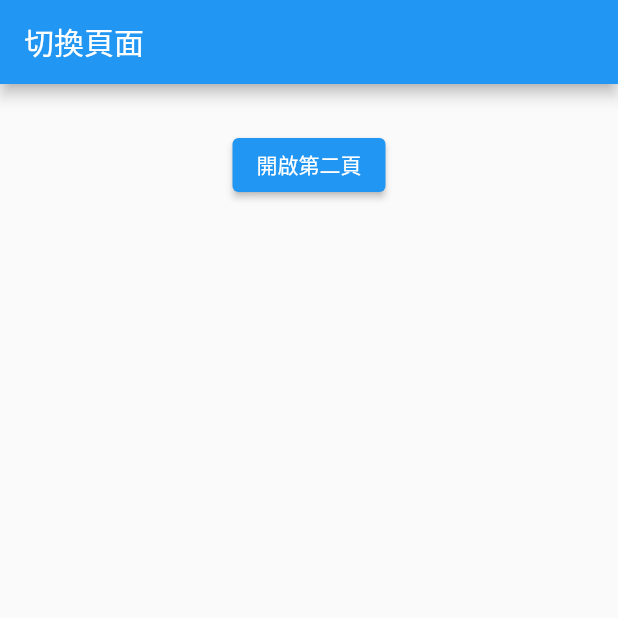
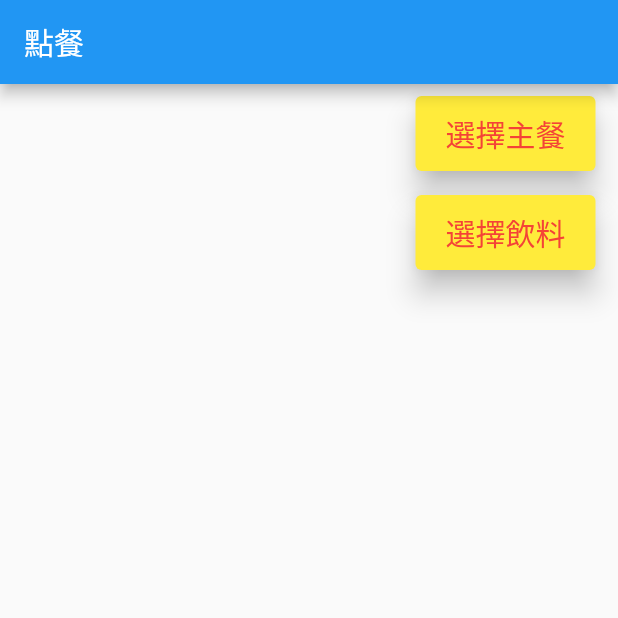
Before and after one commit to kaixsean/learning_flutter, a Flutter app: the screen it shows after launch, on a phone screen of 412 x 824 dp, the top half of it. Run offline on Flutter 3.47's test engine with Material 2 defaults, Android fonts, the phone set to English and light mode, and no system bars; our stand-ins replace numberpicker.

Commit message:
feat: 點餐app

```diff
--- /dev/null
+++ b/lib/data.dart
@@ -0,0 +1,4 @@
+class Data {
+  static int? mainCourseItem;
+  static int? drinkItem;
+}
--- a/lib/main.dart
+++ b/lib/main.dart
@@ -1,5 +1,7 @@
 import 'package:flutter/material.dart';
-import 'package:flutter_app/second_page.dart';
+
+import 'package:flutter_app/select_drink.dart';
+import 'package:flutter_app/select_main_course.dart';
 
 void main() => runApp(const App());
 
@@ -14,29 +16,125 @@ class App extends StatelessWidget {
       initialRoute: '/',
       routes: {
         '/': (context) => MyHomePage(),
-        '/second page': (context) => SecondPage()
+        '/select main course': (context) => SelectMainCourse(),
+        '/select drink': (context) => SelectDrink()
       },
     );
   }
 }
 
 class MyHomePage extends StatelessWidget {
+  final ValueNotifier<String> _selectedMainCourse = ValueNotifier('');
+  final ValueNotifier<String> _selectedDrink = ValueNotifier('');
+
   @override
   Widget build(BuildContext context) {
-    final appBar = AppBar(title: const Text('切換頁面'));
+    final appBar = AppBar(title: const Text('點餐'));
 
-    final btn = ElevatedButton(
-        onPressed: () => Navigator.pushNamed(context, '/second page'),
-        child: const Text('開啟第二頁'));
+    final btnSelectMainCourse = ElevatedButton(
+        onPressed: () {
+          _showMainCourseScreen(context);
+        },
+        style: ElevatedButton.styleFrom(
+            backgroundColor: Colors.yellow,
+            padding: const EdgeInsets.symmetric(vertical: 10, horizontal: 20),
+            elevation: 8),
+        child: const Text(
+          '選擇主餐',
+          style: TextStyle(fontSize: 20, color: Colors.red),
+        ));
+    final btnSelectDrink = ElevatedButton(
+      onPressed: () {
+        _showDrinkScreen(context);
+      },
+      style: ElevatedButton.styleFrom(
+          backgroundColor: Colors.yellow,
+          padding: const EdgeInsets.symmetric(vertical: 10, horizontal: 20),
+          elevation: 8),
+      child: const Text(
+        '選擇飲料',
+        style: TextStyle(fontSize: 20, color: Colors.red),
+      ),
+    );
 
-    final widget = Container(
-      alignment: Alignment.topCenter,
-      padding: const EdgeInsets.all(30),
-      child: btn,
+    final row1 = Row(
+      children: <Widget>[
+        Expanded(
+            child: Container(
+          margin: const EdgeInsets.fromLTRB(15, 8, 15, 8),
+          child: ValueListenableBuilder<String>(
+            builder: _selectedMainCourseBuilder,
+            valueListenable: _selectedMainCourse,
+          ),
+        )),
+        Container(
+          margin: const EdgeInsets.fromLTRB(15, 8, 15, 8),
+          child: btnSelectMainCourse,
+        )
+      ],
+    );
+
+    final row2 = Row(
+      children: <Widget>[
+        Expanded(
+          child: Container(
+            margin: const EdgeInsets.fromLTRB(15, 8, 15, 8),
+            child: ValueListenableBuilder<String>(
+              builder: _selectedDrinkBuilder,
+              valueListenable: _selectedDrink,
+            ),
+          ),
+        ),
+        Container(
+          margin: const EdgeInsets.fromLTRB(15, 8, 15, 8),
+          child: btnSelectDrink,
+        )
+      ],
+    );
+
+    final widget = Column(
+      children: <Widget>[row1, row2],
     );
 
     final appHomePage = Scaffold(appBar: appBar, body: widget);
 
     return appHomePage;
   }
+
+  Widget _selectedMainCourseBuilder(
+      BuildContext context, String mainCourse, Widget? child) {
+    final widget = Text(
+      mainCourse,
+      style: const TextStyle(fontSize: 20),
+    );
+    return widget;
+  }
+
+  Widget _selectedDrinkBuilder(
+      BuildContext context, String drink, Widget? child) {
+    final widget = Text(
+      drink,
+      style: const TextStyle(fontSize: 20),
+    );
+    return widget;
+  }
+
+  _showMainCourseScreen(BuildContext context) async {
+    final result = await Navigator.pushNamed(context, '/select main course');
+
+    if (result != null) {
+      _selectedMainCourse.value = result.toString();
+    } else {
+      _selectedMainCourse.value = '沒有選擇';
+    }
+  }
+
+  _showDrinkScreen(BuildContext context) async {
+    final result = await Navigator.pushNamed(context, '/select drink');
+    if (result != null) {
+      _selectedDrink.value = result.toString();
+    } else {
+      _selectedDrink.value = '沒有選擇';
+    }
+  }
 }
```
Also changed, not shown: lib/select_drink.dart (added, +77 -0 lines), lib/select_main_course.dart (added, +75 -0 lines).
